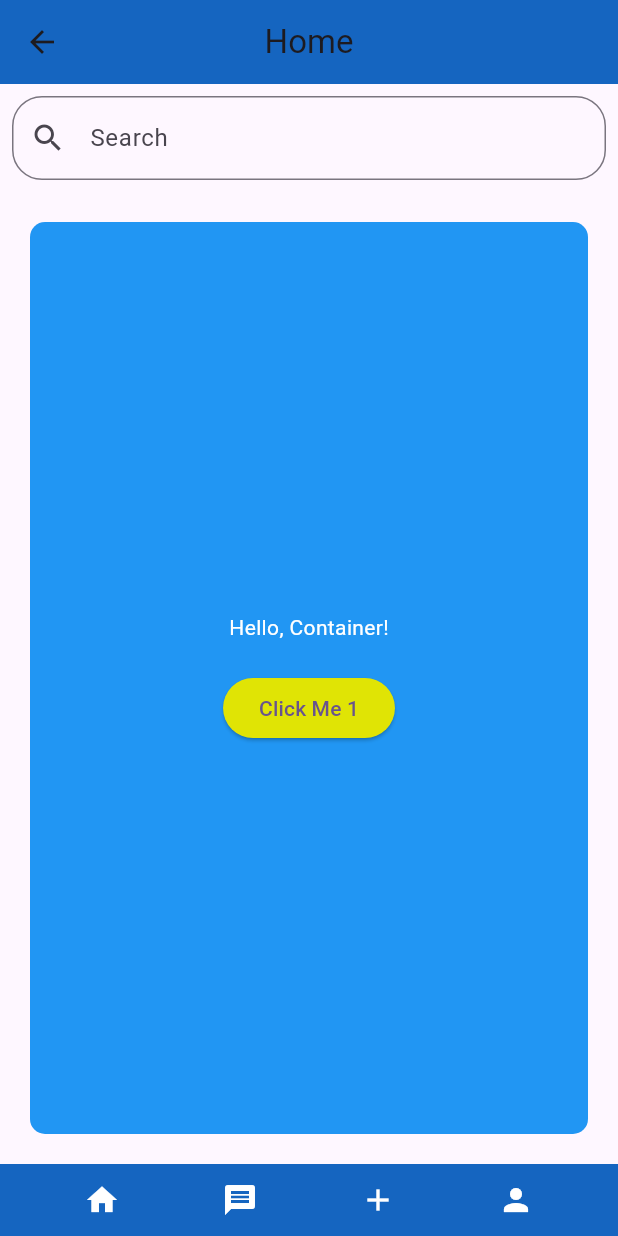
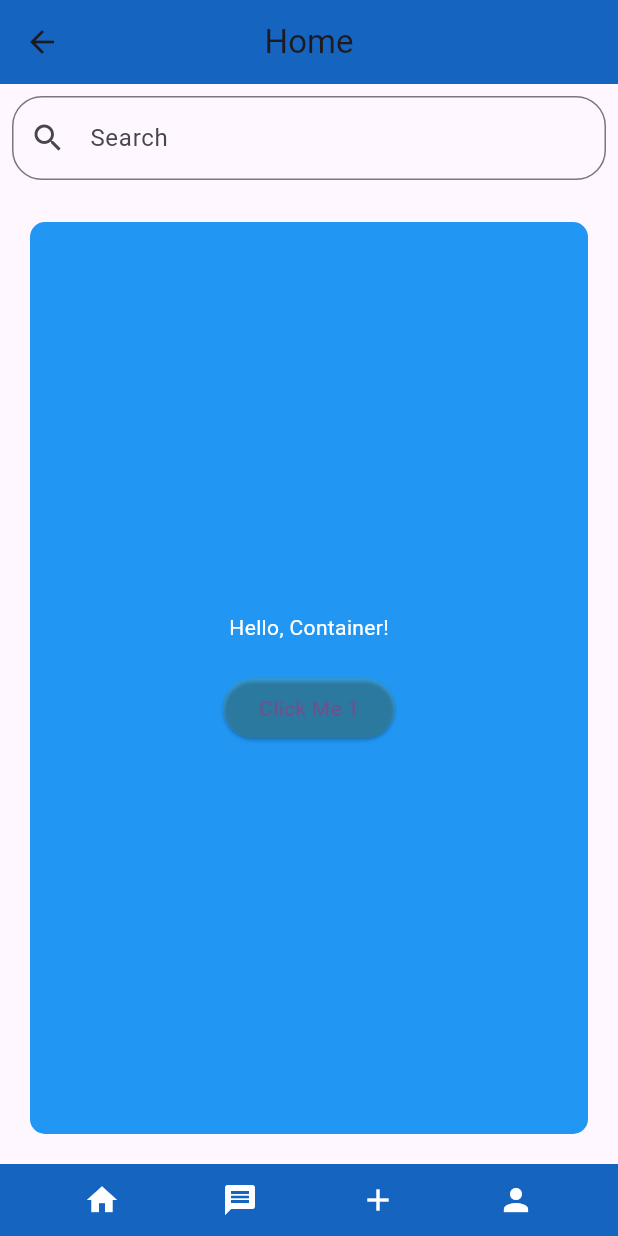
Before and after one commit to maneesha2002/lost_seeker_mobile_app, a Flutter app: the Home screen opened directly, on a phone screen of 412 x 824 dp. Run offline on Flutter 3.47's test engine with Material 3 defaults, Android fonts, the phone set to English and light mode, and no system bars; our stand-ins replace image_picker.

Commit message:
Update home.dart

```diff
--- a/flutter_mobile/lib/screens/home.dart
+++ b/flutter_mobile/lib/screens/home.dart
@@ -50,7 +50,7 @@ class Home extends StatelessWidget {
                     onPressed: () {},
                     style: ButtonStyle(
                         backgroundColor: MaterialStateColor.resolveWith(
-                            (states) => Color.fromARGB(255, 224, 228, 5))),
+                            (states) => Color.fromARGB(25, 224, 228, 5))),
                     child: Text("Click Me 1"),
                   ),
                 ],
```
